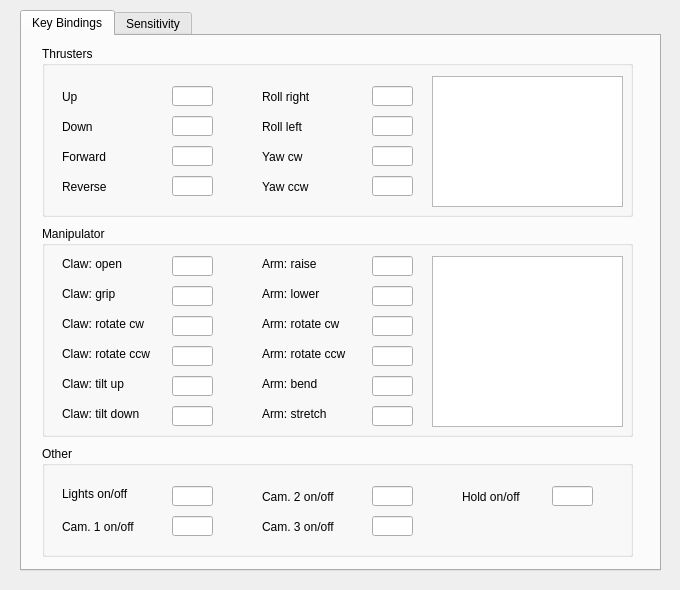
First picture: the form in RovControl/RovControl/Gui/RESOURCES/controller_config.ui, repository uissubsea/rov-topside2015, before the edit.
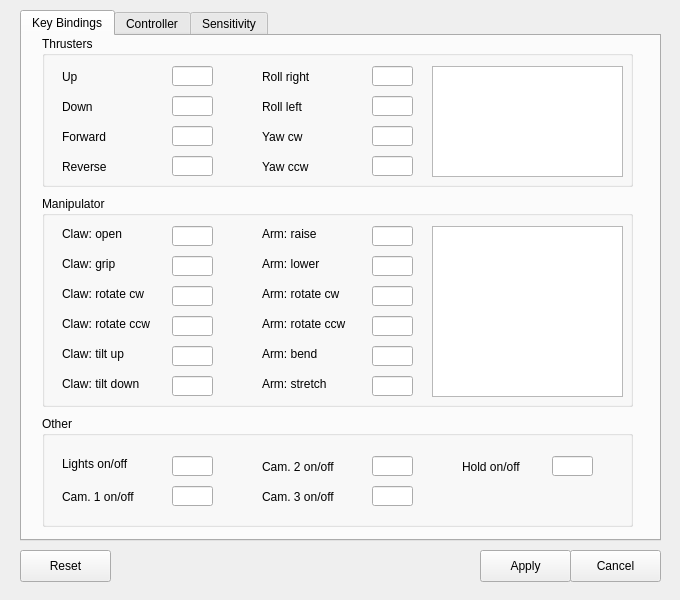
Second picture: the form after the edit. The open tabs and pages were chosen to show the change. Custom widgets are drawn as their Qt base class.

Patch:
```diff
--- a/RovControl/RovControl/Gui/RESOURCES/controller_config.ui
+++ b/RovControl/RovControl/Gui/RESOURCES/controller_config.ui
@@ -7,31 +7,31 @@
     <x>0</x>
     <y>0</y>
     <width>680</width>
-    <height>590</height>
+    <height>600</height>
    </rect>
   </property>
   <property name="minimumSize">
    <size>
     <width>680</width>
-    <height>590</height>
+    <height>600</height>
    </size>
   </property>
   <property name="maximumSize">
    <size>
     <width>680</width>
-    <height>590</height>
+    <height>600</height>
    </size>
   </property>
   <property name="windowTitle">
    <string>Controller configuration</string>
   </property>
-  <widget class="QTabWidget" name="sensitivityTab">
+  <widget class="QTabWidget" name="tabWindow">
    <property name="geometry">
     <rect>
      <x>20</x>
      <y>10</y>
      <width>641</width>
-     <height>561</height>
+     <height>531</height>
     </rect>
    </property>
    <property name="currentIndex">
@@ -40,7 +40,7 @@
    <property name="usesScrollButtons">
     <bool>false</bool>
    </property>
-   <widget class="QWidget" name="tab">
+   <widget class="QWidget" name="keyBindingsTab">
     <attribute name="title">
      <string>Key Bindings</string>
     </attribute>
@@ -48,9 +48,9 @@
      <property name="geometry">
       <rect>
        <x>20</x>
-       <y>10</y>
+       <y>0</y>
        <width>591</width>
-       <height>171</height>
+       <height>151</height>
       </rect>
      </property>
      <property name="title">
@@ -60,7 +60,7 @@
       <property name="geometry">
        <rect>
         <x>20</x>
-        <y>40</y>
+        <y>30</y>
         <width>61</width>
         <height>21</height>
        </rect>
@@ -73,7 +73,7 @@
       <property name="geometry">
        <rect>
         <x>20</x>
-        <y>70</y>
+        <y>60</y>
         <width>61</width>
         <height>21</height>
        </rect>
@@ -86,7 +86,7 @@
       <property name="geometry">
        <rect>
         <x>20</x>
-        <y>100</y>
+        <y>90</y>
         <width>61</width>
         <height>21</height>
        </rect>
@@ -99,7 +99,7 @@
       <property name="geometry">
        <rect>
         <x>220</x>
-        <y>130</y>
+        <y>120</y>
         <width>61</width>
         <height>21</height>
        </rect>
@@ -112,7 +112,7 @@
       <property name="geometry">
        <rect>
         <x>20</x>
-        <y>130</y>
+        <y>120</y>
         <width>71</width>
         <height>21</height>
        </rect>
@@ -125,7 +125,7 @@
       <property name="geometry">
        <rect>
         <x>220</x>
-        <y>100</y>
+        <y>90</y>
         <width>61</width>
         <height>21</height>
        </rect>
@@ -138,7 +138,7 @@
       <property name="geometry">
        <rect>
         <x>220</x>
-        <y>40</y>
+        <y>30</y>
         <width>71</width>
         <height>21</height>
        </rect>
@@ -151,7 +151,7 @@
       <property name="geometry">
        <rect>
         <x>220</x>
-        <y>70</y>
+        <y>60</y>
         <width>61</width>
         <height>21</height>
        </rect>
@@ -164,7 +164,7 @@
       <property name="geometry">
        <rect>
         <x>130</x>
-        <y>40</y>
+        <y>30</y>
         <width>41</width>
         <height>20</height>
        </rect>
@@ -179,7 +179,7 @@
         <x>390</x>
         <y>30</y>
         <width>191</width>
-        <height>131</height>
+        <height>111</height>
        </rect>
       </property>
      </widget>
@@ -187,7 +187,7 @@
       <property name="geometry">
        <rect>
         <x>130</x>
-        <y>70</y>
+        <y>60</y>
         <width>41</width>
         <height>20</height>
        </rect>
@@ -200,7 +200,7 @@
       <property name="geometry">
        <rect>
         <x>130</x>
-        <y>130</y>
+        <y>120</y>
         <width>41</width>
         <height>20</height>
        </rect>
@@ -213,7 +213,7 @@
       <property name="geometry">
        <rect>
         <x>130</x>
-        <y>100</y>
+        <y>90</y>
         <width>41</width>
         <height>20</height>
        </rect>
@@ -226,7 +226,7 @@
       <property name="geometry">
        <rect>
         <x>330</x>
-        <y>40</y>
+        <y>30</y>
         <width>41</width>
         <height>20</height>
        </rect>
@@ -239,7 +239,7 @@
       <property name="geometry">
        <rect>
         <x>330</x>
-        <y>70</y>
+        <y>60</y>
         <width>41</width>
         <height>20</height>
        </rect>
@@ -252,7 +252,7 @@
       <property name="geometry">
        <rect>
         <x>330</x>
-        <y>130</y>
+        <y>120</y>
         <width>41</width>
         <height>20</height>
        </rect>
@@ -265,7 +265,7 @@
       <property name="geometry">
        <rect>
         <x>330</x>
-        <y>100</y>
+        <y>90</y>
         <width>41</width>
         <height>20</height>
        </rect>
@@ -279,7 +279,7 @@
      <property name="geometry">
       <rect>
        <x>20</x>
-       <y>190</y>
+       <y>160</y>
        <width>591</width>
        <height>211</height>
       </rect>
@@ -297,19 +297,6 @@
        </rect>
       </property>
      </widget>
-     <widget class="QLabel" name="label_8">
-      <property name="geometry">
-       <rect>
-        <x>10</x>
-        <y>30</y>
-        <width>62</width>
-        <height>16</height>
-       </rect>
-      </property>
-      <property name="text">
-       <string/>
-      </property>
-     </widget>
      <widget class="QLabel" name="mcOpen_label">
       <property name="geometry">
        <rect>
@@ -627,7 +614,7 @@
      <property name="geometry">
       <rect>
        <x>20</x>
-       <y>410</y>
+       <y>380</y>
        <width>591</width>
        <height>111</height>
       </rect>
@@ -767,7 +754,12 @@
      </widget>
     </widget>
    </widget>
-   <widget class="QWidget" name="tab_2">
+   <widget class="QWidget" name="controllerTab">
+    <attribute name="title">
+     <string>Controller</string>
+    </attribute>
+   </widget>
+   <widget class="QWidget" name="sensitivityTab">
     <attribute name="title">
      <string>Sensitivity</string>
     </attribute>
@@ -876,6 +868,45 @@
     </widget>
    </widget>
   </widget>
+  <widget class="QPushButton" name="cancelButton">
+   <property name="geometry">
+    <rect>
+     <x>570</x>
+     <y>550</y>
+     <width>91</width>
+     <height>32</height>
+    </rect>
+   </property>
+   <property name="text">
+    <string>Cancel</string>
+   </property>
+  </widget>
+  <widget class="QPushButton" name="applyButton">
+   <property name="geometry">
+    <rect>
+     <x>480</x>
+     <y>550</y>
+     <width>91</width>
+     <height>32</height>
+    </rect>
+   </property>
+   <property name="text">
+    <string>Apply</string>
+   </property>
+  </widget>
+  <widget class="QPushButton" name="resetButton">
+   <property name="geometry">
+    <rect>
+     <x>20</x>
+     <y>550</y>
+     <width>91</width>
+     <height>32</height>
+    </rect>
+   </property>
+   <property name="text">
+    <string>Reset</string>
+   </property>
+  </widget>
  </widget>
  <customwidgets>
   <customwidget>
```
Left out of the diff: 10 changed lines with no effect on the pictures.
